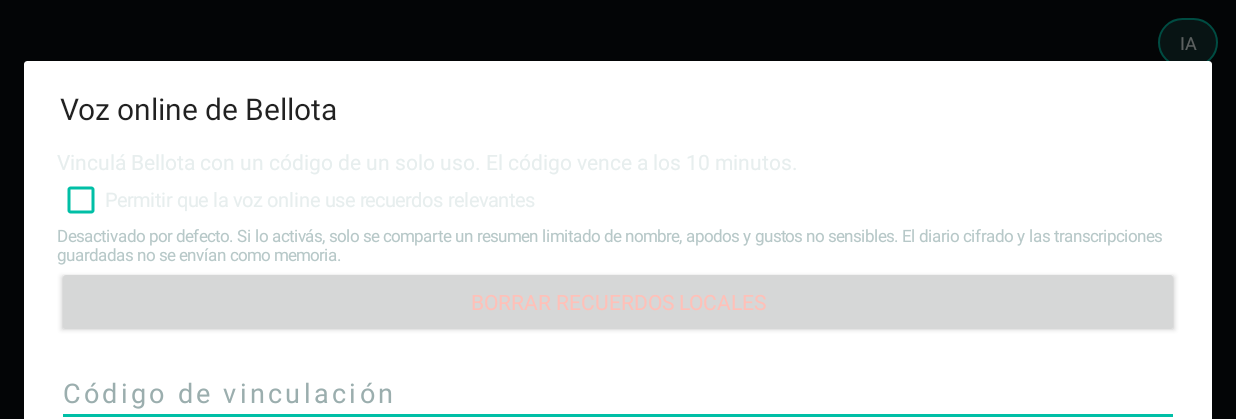
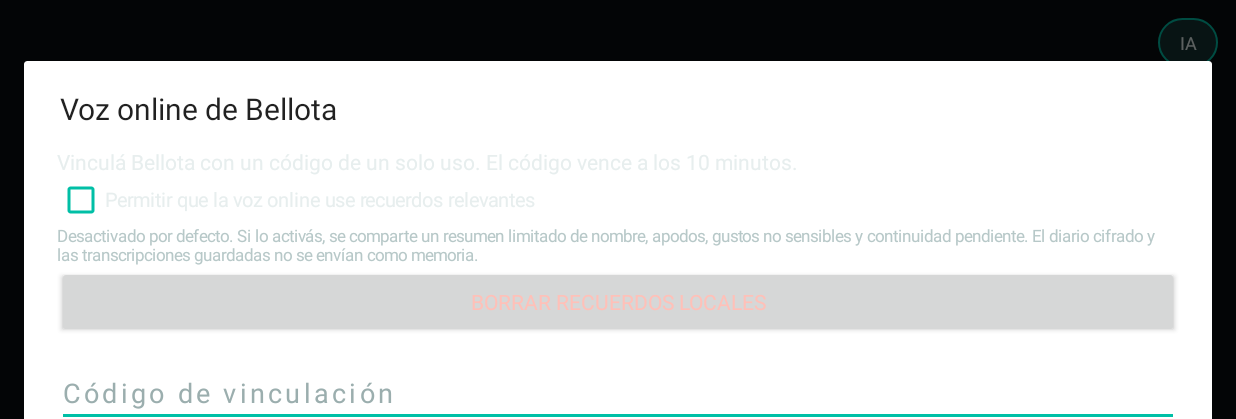
Before and after one commit to walexisojeda94-droid/Bellota-app, an Android app: the screen it shows after launch (MainActivity), after a tap on "IA", on a phone screen of 824 x 412 dp (held sideways). Shown: the top 419 px of the screen. Run offline under Robolectric (Android 15) with nearby library versions, the phone set to English and light mode, and no system bars; pictures from the network do not load; 13 statements that could not run were skipped.

Commit message:
docs(privacy): clarify exact online memory fields in consent control

```diff
--- a/app/src/main/java/com/bellota/mascota/MainActivity.java
+++ b/app/src/main/java/com/bellota/mascota/MainActivity.java
@@ -182,7 +182,7 @@ public class MainActivity extends Activity implements SensorEventListener {
         panel.addView(shareMemory);
 
         android.widget.TextView privacyNote = new android.widget.TextView(this);
-        privacyNote.setText("Desactivado por defecto. Si lo activás, solo se comparte un resumen limitado de nombre, apodos y gustos no sensibles. El diario cifrado y las transcripciones guardadas no se envían como memoria.");
+        privacyNote.setText("Desactivado por defecto. Si lo activás, se comparte un resumen limitado de nombre, apodos, gustos no sensibles y continuidad pendiente. El diario cifrado y las transcripciones guardadas no se envían como memoria.");
         privacyNote.setTextColor(0xFFB7C8C8);
         privacyNote.setTextSize(11f);
         panel.addView(privacyNote);
```
